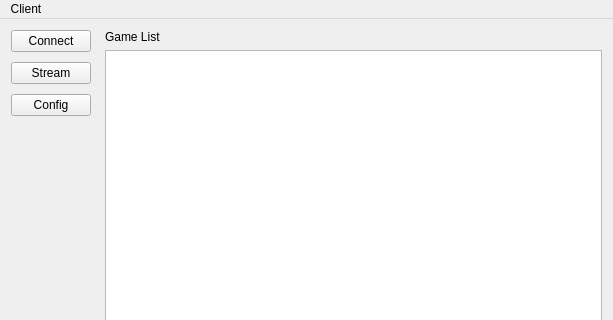
Qt form client/client.ui (HackerSchool/r2p) before a commit; both pictures show x 0 to 613 and y 0 to 320 of the 613 by 574 pixel window.
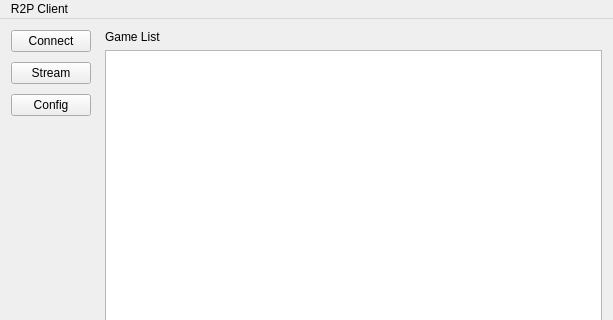
The same form after that commit. Icons and pictures are not drawn.

```diff
--- a/client/client.ui
+++ b/client/client.ui
@@ -106,12 +106,12 @@
      <x>0</x>
      <y>0</y>
      <width>613</width>
-     <height>23</height>
+     <height>21</height>
     </rect>
    </property>
    <widget class="QMenu" name="menuClient">
     <property name="title">
-     <string>Client</string>
+     <string>R2P Client</string>
     </property>
     <addaction name="actionQuit"/>
    </widget>
```
Left out of the diff: 12 changed lines with no effect on the pictures.
